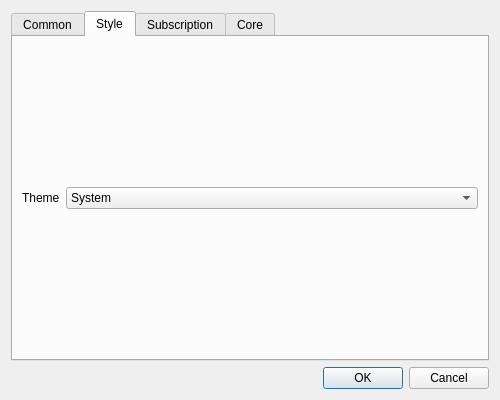
This is ui/dialog_basic_settings.ui in MatsuriDayo/nekoray as Qt 5 draws it before an edit. The edited form follows.
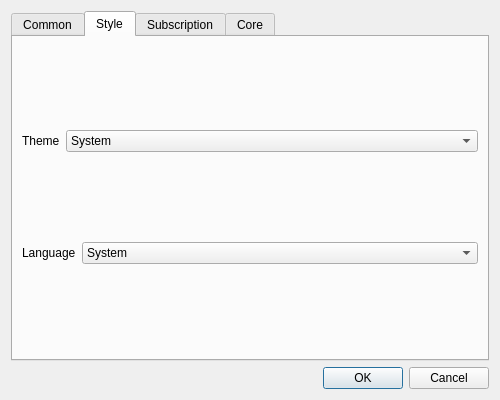
This is the edited form. The open tabs and pages were chosen to show the change. Custom widgets are drawn as their Qt base class.

The edit to the form file:
```diff
--- a/ui/dialog_basic_settings.ui
+++ b/ui/dialog_basic_settings.ui
@@ -277,6 +277,42 @@
          </item>
         </layout>
        </item>
+       <item row="1" column="0">
+        <layout class="QHBoxLayout" name="horizontalLayout_7">
+         <item>
+          <widget class="QLabel" name="label_15">
+           <property name="sizePolicy">
+            <sizepolicy hsizetype="Maximum" vsizetype="Maximum">
+             <horstretch>0</horstretch>
+             <verstretch>0</verstretch>
+            </sizepolicy>
+           </property>
+           <property name="text">
+            <string>Language</string>
+           </property>
+          </widget>
+         </item>
+         <item>
+          <widget class="QComboBox" name="language">
+           <item>
+            <property name="text">
+             <string>System</string>
+            </property>
+           </item>
+           <item>
+            <property name="text">
+             <string notr="true">English</string>
+            </property>
+           </item>
+           <item>
+            <property name="text">
+             <string notr="true">简体中文</string>
+            </property>
+           </item>
+          </widget>
+         </item>
+        </layout>
+       </item>
       </layout>
      </widget>
      <widget class="QWidget" name="tab_2">
```
